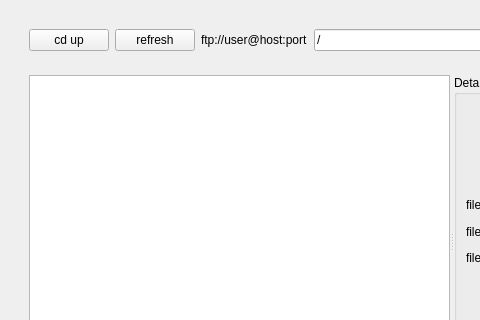
Before: the Qt Designer form src/gui/ftpwidget.ui in aiwang23/ftp_client, drawn with Qt 5; both pictures show x 0 to 480 and y 0 to 320 of the 608 by 435 pixel window.
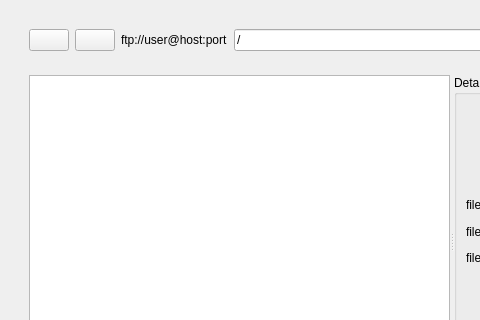
After: the same form once the commit is applied. The open tabs and pages were chosen to show the change.

Commit message: 添加了刷新和回退上级目录的按钮的icon，完善了文件列表"." 和".."的位置

Diff of the .ui file:
```diff
--- a/src/gui/ftpwidget.ui
+++ b/src/gui/ftpwidget.ui
@@ -254,14 +254,14 @@
           <item>
            <widget class="QPushButton" name="pushButton_cdup">
             <property name="text">
-             <string>cd up</string>
+             <string/>
             </property>
            </widget>
           </item>
           <item>
            <widget class="QPushButton" name="pushButton_refresh">
             <property name="text">
-             <string>refresh</string>
+             <string/>
             </property>
            </widget>
           </item>
```
The commit also changes 5 other files.
